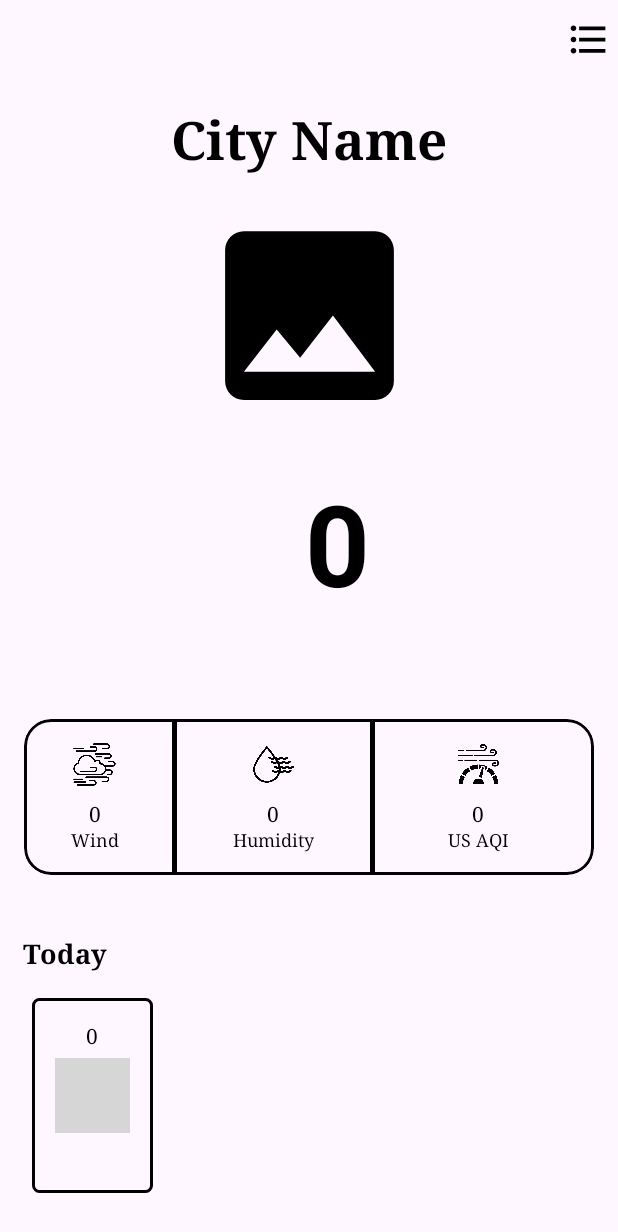
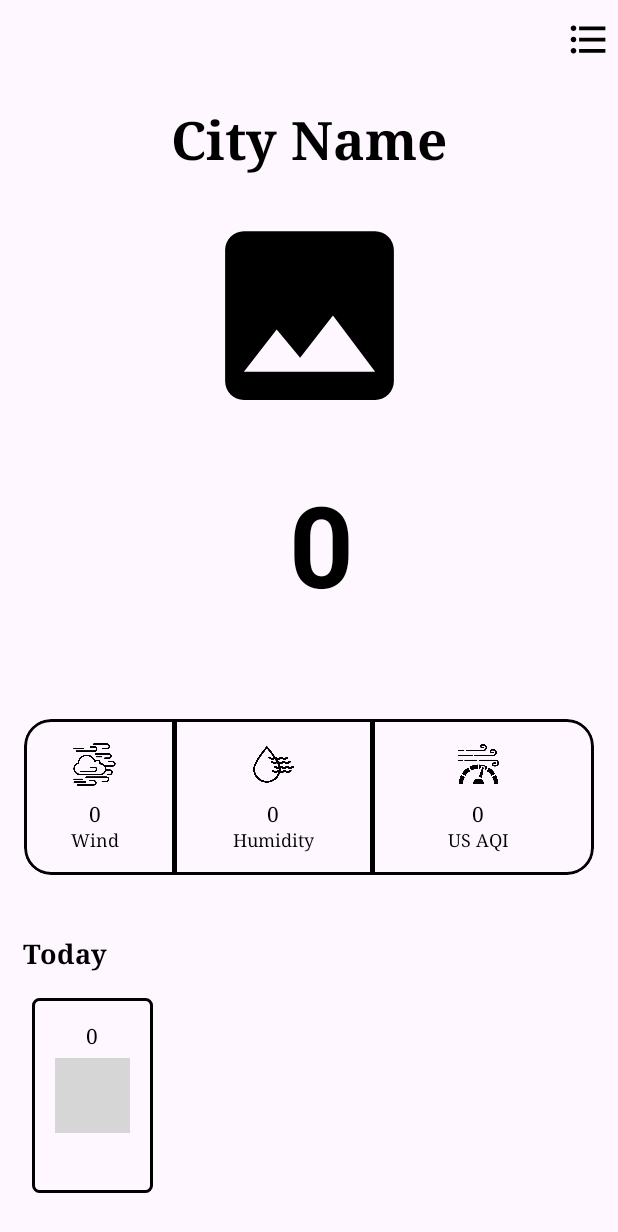
Before and after one commit to xinhui226/MobileProjectWeatherApp, an Android app: the screen it shows after launch (MainActivity), on a phone screen of 412 x 824 dp. Shown: the top 1232 px of the screen. Run offline under Robolectric (Android 15) with nearby library versions, the phone set to English and light mode, and no system bars; our stand-ins replace data binding; pictures from the network do not load; grey boxes are pictures that could not be loaded.

Commit message:
Added Refresh features in the mainPage

```diff
--- a/app/build.gradle.kts
+++ b/app/build.gradle.kts
@@ -75,4 +75,7 @@ dependencies {
 
     implementation ("com.github.bumptech.glide:glide:4.16.0")
     annotationProcessor("com.github.bumptech.glide:glide:4.16.0")
+
+    implementation("androidx.swiperefreshlayout:swiperefreshlayout:1.2.0-alpha01")
+
 }
--- a/app/src/main/java/com/xinhui/mobileprojectweatherapp/data/model/ForeCastData.kt
+++ b/app/src/main/java/com/xinhui/mobileprojectweatherapp/data/model/ForeCastData.kt
@@ -41,7 +41,6 @@ data class ForecastData(
     val wind_spd: Double
 ){
 
-    @RequiresApi(Build.VERSION_CODES.O)
     fun toForecastWeatherDisplay() :ForecastWeatherDisplay{
 
         return ForecastWeatherDisplay(
--- a/app/src/main/java/com/xinhui/mobileprojectweatherapp/ui/fragments/HomeFragment.kt
+++ b/app/src/main/java/com/xinhui/mobileprojectweatherapp/ui/fragments/HomeFragment.kt
@@ -1,6 +1,7 @@
 package com.xinhui.mobileprojectweatherapp.ui.fragments
 
 import android.os.Bundle
+import android.util.Log
 import androidx.fragment.app.Fragment
 import android.view.LayoutInflater
 import android.view.View
@@ -23,6 +24,8 @@ class HomeFragment : Fragment() {
 
     private lateinit var adapter: HorizontalRVAdapter
 
+    private val baseIconUrl = "https://cdn.weatherbit.io/static/img/icons/"
+
     override fun onCreateView(
         inflater: LayoutInflater, container: ViewGroup?, savedInstanceState: Bundle?
     ): View? {
@@ -36,10 +39,21 @@ class HomeFragment : Fragment() {
         binding.viewModel = viewModel
         binding.lifecycleOwner = viewLifecycleOwner
 
-        val baseIconUrl = "https://cdn.weatherbit.io/static/img/icons/"
+        val swipeRefreshLayout = binding.swipeRefresh
+
+        swipeRefreshLayout.setOnRefreshListener {
+            refreshData()
+        }
+
         lifecycleScope.launch {
             viewModel.forecastWeather.collect{
                 setupAdapter()
+            }
+        }
+
+        lifecycleScope.launch {
+            viewModel.finishLoading.collect {
+                binding.swipeRefresh.isRefreshing = false
             }
         }
 
@@ -63,4 +77,9 @@ class HomeFragment : Fragment() {
         val layoutManager = LinearLayoutManager(requireContext(), LinearLayoutManager.HORIZONTAL, false)
         binding.horizontalRecyclerView.layoutManager = layoutManager
     }
+
+    fun refreshData() {
+        binding.swipeRefresh.isRefreshing = true
+        viewModel.showCurrentForecastWeather()
+    }
 }
--- a/app/src/main/java/com/xinhui/mobileprojectweatherapp/ui/viewModels/HomeViewModel.kt
+++ b/app/src/main/java/com/xinhui/mobileprojectweatherapp/ui/viewModels/HomeViewModel.kt
@@ -13,12 +13,15 @@ import com.xinhui.mobileprojectweatherapp.data.model.ForecastWeatherDisplay
 import com.xinhui.mobileprojectweatherapp.data.repository.RetrofitRepo
 import com.xinhui.mobileprojectweatherapp.ui.util.Constant.TAG
 import kotlinx.coroutines.Dispatchers
+import kotlinx.coroutines.flow.MutableSharedFlow
 import kotlinx.coroutines.flow.MutableStateFlow
+import kotlinx.coroutines.flow.SharedFlow
 import kotlinx.coroutines.launch
 
 class HomeViewModel(
     private val repo: RetrofitRepo
 ) : ViewModel() {
+    val finishLoading: MutableSharedFlow<Unit> = MutableSharedFlow()
 
     val currWeather: MutableStateFlow<CurrentWeatherDisplay> = MutableStateFlow(
         CurrentWeatherDisplay()
@@ -29,29 +32,30 @@ class HomeViewModel(
     )
 
     init {
-        showCurrentWeather()
-        showForecastWeather()
+        showCurrentForecastWeather()
     }
 
-    fun showCurrentWeather() {
+    fun showCurrentForecastWeather() {
         viewModelScope.launch(Dispatchers.IO) {
             try {
-                currWeather.value = repo.getCurrWeather("Kampung Kok, Malaysia")
+                currWeather.value = repo.getCurrWeather("Osaka,Japan")
+                forecastWeather.value = repo.getForecastWeather("Osaka,Japan")
+                finishLoading.emit(Unit)
             } catch (e: Exception) {
                 e.printStackTrace()
             }
         }
     }
 
-    fun showForecastWeather() {
-        viewModelScope.launch(Dispatchers.IO) {
-            try {
-                forecastWeather.value = repo.getForecastWeather("Kampung Kok, Malaysia")
-            } catch (e: Exception) {
-                e.printStackTrace()
-            }
-        }
-    }
+//    fun showForecastWeather() {
+//        viewModelScope.launch(Dispatchers.IO) {
+//            try {
+//                forecastWeather.value = repo.getForecastWeather("Kampung Kok, Malaysia")
+//            } catch (e: Exception) {
+//                e.printStackTrace()
+//            }
+//        }
+//    }
 
     companion object {
         val Factory: ViewModelProvider.Factory = viewModelFactory {
--- a/app/src/main/res/layout/show_weather.xml
+++ b/app/src/main/res/layout/show_weather.xml
@@ -11,6 +11,11 @@
             name="viewModel"
             type="com.xinhui.mobileprojectweatherapp.ui.viewModels.HomeViewModel" />
     </data>
+
+    <androidx.swiperefreshlayout.widget.SwipeRefreshLayout
+        android:id="@+id/swipeRefresh"
+        android:layout_width="match_parent"
+        android:layout_height="match_parent">
 
         <androidx.constraintlayout.widget.ConstraintLayout
             android:layout_width="match_parent"
@@ -67,21 +72,21 @@
                 android:textStyle="bold|normal"
                 app:layout_constraintBottom_toTopOf="@+id/guideline12"
                 app:layout_constraintEnd_toEndOf="parent"
-            app:layout_constraintHorizontal_bias="0.532"
+                app:layout_constraintHorizontal_bias="0.501"
                 app:layout_constraintStart_toStartOf="parent"
                 app:layout_constraintTop_toTopOf="@+id/guideline4"
-            app:layout_constraintVertical_bias="0.405"
+                app:layout_constraintVertical_bias="0.425"
                 tools:ignore="RtlSymmetry" />
 
             <TextView
                 android:id="@+id/tvShowWeatherCondi"
                 android:layout_width="wrap_content"
                 android:layout_height="wrap_content"
+                android:fontFamily="serif"
                 android:text="@{viewModel.currWeather.weather.description}"
                 android:textColor="@color/black"
                 android:textSize="18sp"
                 android:textStyle="normal"
-            android:fontFamily="serif"
                 app:layout_constraintBottom_toTopOf="@+id/guideline12"
                 app:layout_constraintEnd_toEndOf="parent"
                 app:layout_constraintStart_toStartOf="parent"
@@ -127,8 +132,8 @@
                             android:id="@+id/tvShowSpeed"
                             android:layout_width="wrap_content"
                             android:layout_height="wrap_content"
+                            android:layout_marginTop="8dp"
                             android:fontFamily="serif"
-                        android:layout_marginTop="8dp"
                             android:text="@{viewModel.currWeather.windSpeed}"
                             android:textColor="@color/black" />
 
@@ -189,8 +194,8 @@
                             android:id="@+id/textView3"
                             android:layout_width="wrap_content"
                             android:layout_height="wrap_content"
+                            android:layout_marginTop="8dp"
                             android:fontFamily="serif"
-                        android:layout_marginTop="8dp"
                             android:text="@{viewModel.currWeather.airQuality}"
                             android:textColor="@color/black" />
 
@@ -198,8 +203,8 @@
                             android:id="@+id/textView5"
                             android:layout_width="wrap_content"
                             android:layout_height="wrap_content"
+                            android:fontFamily="serif"
                             android:text="@string/us_aqi"
-                        android:fontFamily="serif"
                             android:textColor="@color/black"
                             android:textSize="12sp" />
 
@@ -252,16 +257,16 @@
                         <TextView
                             android:layout_width="wrap_content"
                             android:layout_height="wrap_content"
+                            android:layout_marginTop="8dp"
                             android:fontFamily="serif"
-                        android:layout_marginTop="8dp"
                             android:text="@{viewModel.currWeather.humidity}"
                             android:textColor="@color/black" />
 
                         <TextView
                             android:layout_width="wrap_content"
                             android:layout_height="wrap_content"
+                            android:fontFamily="serif"
                             android:text="@string/humidity"
-                        android:fontFamily="serif"
                             android:textColor="@color/black"
                             android:textSize="12sp" />
                     </LinearLayout>
@@ -274,11 +279,11 @@
                 android:layout_width="wrap_content"
                 android:layout_height="wrap_content"
                 android:layout_marginTop="4dp"
+                android:fontFamily="serif"
                 android:text="@string/today"
                 android:textColor="@color/black"
                 android:textSize="18sp"
                 android:textStyle="bold"
-            android:fontFamily="serif"
                 app:layout_constraintBottom_toBottomOf="parent"
                 app:layout_constraintEnd_toEndOf="parent"
                 app:layout_constraintHorizontal_bias="0.044"
@@ -339,21 +344,19 @@
             <LinearLayout
                 android:layout_width="match_parent"
                 android:layout_height="wrap_content"
+                android:layout_marginHorizontal="20dp"
                 android:orientation="vertical"
-            android:layout_marginHorizontal="20dp"
                 app:layout_constraintBottom_toBottomOf="parent"
                 app:layout_constraintEnd_toEndOf="parent"
                 app:layout_constraintStart_toStartOf="parent"
                 app:layout_constraintTop_toBottomOf="@+id/tvToday"
-            app:layout_constraintVertical_bias="0.373"
-            >
+                app:layout_constraintVertical_bias="0.373">
 
                 <androidx.recyclerview.widget.RecyclerView
                     android:id="@+id/horizontalRecyclerView"
                     android:layout_width="match_parent"
                     android:layout_height="wrap_content"
-            android:scrollbars="none"
-            />
+                    android:scrollbars="none" />
 
             </LinearLayout>
             <!--        <HorizontalScrollView-->
@@ -413,5 +416,7 @@
             <!--        </HorizontalScrollView>-->
 
         </androidx.constraintlayout.widget.ConstraintLayout>
+    </androidx.swiperefreshlayout.widget.SwipeRefreshLayout>
+
 
 </layout>
```
Lines whose indentation alone changed are shown as unchanged.
